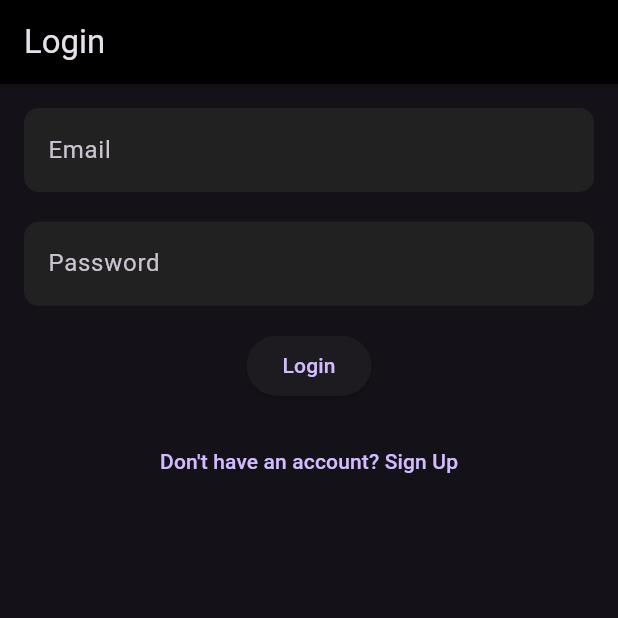
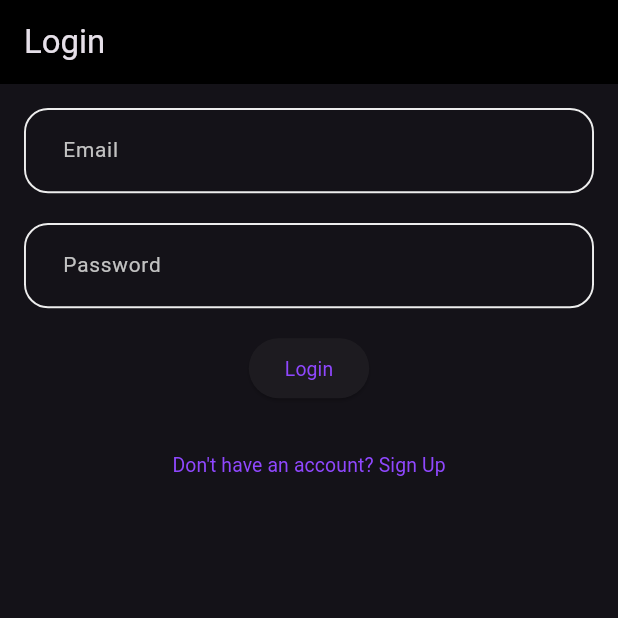
Before and after one commit to EngAbdallahSaberAbdallah/chat-app, a Flutter app: the screen it shows after launch, on a phone screen of 412 x 824 dp, the top half of it. Run offline on Flutter 3.47's test engine with Material 3 defaults, Android fonts, the phone set to English and light mode, and no system bars; our stand-ins replace bloc, cloud_firestore, dartz, firebase_auth, firebase_core, flutter_bloc and 5 more; accounts and stored records are empty.

Commit message:
- update app_router.dart - update colors list

```diff
--- /dev/null
+++ b/lib/core/constants/string_manager.dart
@@ -0,0 +1,17 @@
+class StringsManager {
+  static const String email = 'Email';
+  static const String validEmail = 'Enter a valid email';
+  static const String enterTheEmailAddress = 'Please, enter your email address';
+  static const String password = 'Password';
+  static const String passwordValidation =
+      'Password must be minimum 6 characters';
+  static const String enterYourPassword = 'Please, enter your password';
+  static const String passwordMismatch = 'Password is mismatched';
+  static const String fieldCannotBeEmpty = "The field cannot be empty";
+
+  static const String doNotHaveAccount = "Don't have an account? Sign Up";
+  static const String alreadyHaveAnAccount = "Already have an account? Login";
+
+  static const String login = "Login";
+  static const String signUp = "Sign Up";
+}
--- a/lib/core/routing/app_router.dart
+++ b/lib/core/routing/app_router.dart
@@ -1,10 +1,7 @@
 import 'package:chat_app/core/routing/routes.dart';
-import 'package:chat_app/features/auth/ui/screens/login_screen.dart';
-import 'package:chat_app/features/auth/ui/screens/sign_up_screen.dart';
+import 'package:chat_app/features/auth/ui/screens/auth_screen.dart';
 import 'package:chat_app/features/home/ui/screens/home_screen.dart';
 import 'package:flutter/material.dart';
-import 'package:flutter_bloc/flutter_bloc.dart';
-import '../di/dependency_injection.dart';
 
 class AppRouter {
   Route? generateRoute(RouteSettings settings) {
@@ -12,25 +9,18 @@ class AppRouter {
     final arguments = settings.arguments;
 
     switch (settings.name) {
+      case Routes.authScreen:
+        return MaterialPageRoute(
+          builder: (_) => AuthScreen(),
+        );
 
-      case Routes.loginScreen:
-        return MaterialPageRoute(
-          builder: (_) => LoginScreen(),
-                  );
-      case Routes.signUpScreen:
-        return MaterialPageRoute(
-          builder: (_) => SignUpScreen(),
-
-        );
       case Routes.homeScreen:
         return MaterialPageRoute(
-          builder: (_) =>  HomeScreen(),
-
+          builder: (_) => HomeScreen(),
         );
-        case Routes.chatScreen:
+      case Routes.chatScreen:
         return MaterialPageRoute(
-          builder: (_) =>HomeScreen(),
-
+          builder: (_) => HomeScreen(),
         );
       default:
         return null;
--- a/lib/core/routing/routes.dart
+++ b/lib/core/routing/routes.dart
@@ -1,7 +1,6 @@
 class Routes {
   static const String onBoardingScreen = '/onBoardingScreen';
-  static const String loginScreen = '/loginScreen';
-  static const String signUpScreen = '/signUpScreen';
+  static const String authScreen = '/authScreen';
   static const String homeScreen = '/homeScreen';
   static const String chatScreen = '/chatScreen';
 }
--- a/lib/core/theming/app_theme.dart
+++ b/lib/core/theming/app_theme.dart
@@ -1,10 +1,11 @@
+import 'package:chat_app/core/theming/colors.dart';
 import 'package:flutter/material.dart';
 
 class AppTheme {
   static ThemeData get darkTheme {
     return ThemeData(
       brightness: Brightness.dark,
-      primaryColor: Colors.blueGrey,
+      primaryColor: ColorsManager.darkBlue,
       appBarTheme: const AppBarTheme(color: Colors.black),
       inputDecorationTheme: InputDecorationTheme(
         filled: true,
--- a/lib/core/theming/colors.dart
+++ b/lib/core/theming/colors.dart
@@ -1,8 +1,8 @@
 import 'package:flutter/material.dart';
 
 class ColorsManager {
-  static const Color mainBlue = Color(0xFF247CFF);
-  static const Color lightBlue = Color(0xFFF4F8FF);
+  static const Color mainBlue = Color(0xFF8F47FE);
+  static const Color lightBlue = Color(0xFF3F88F7);
   static const Color darkBlue = Color(0xFF242424);
   static const Color gray = Color(0xFF757575);
   static const Color lightGray = Color(0xFFC2C2C2);
--- a/lib/core/theming/styles.dart
+++ b/lib/core/theming/styles.dart
@@ -31,7 +31,7 @@ class TextStyles {
   static TextStyle font13DarkBlueRegular = TextStyle(
     fontSize: 13.sp,
     fontWeight: FontWeightHelper.regular,
-    color: ColorsManager.darkBlue,
+    color: ColorsManager.lightBlue,
   );
 
   static TextStyle font24BlueBold = TextStyle(
--- a/lib/core/widgets/app_text_form_field.dart
+++ b/lib/core/widgets/app_text_form_field.dart
@@ -41,7 +41,7 @@ class AppTextFormField extends StatelessWidget {
         focusedBorder: focusedBorder ??
             OutlineInputBorder(
               borderSide: const BorderSide(
-                color: ColorsManager.mainBlue,
+                color: ColorsManager.lightBlue,
                 width: 1.3,
               ),
               borderRadius: BorderRadius.circular(16.0),
--- a/lib/features/auth/ui/screens/auth_screen.dart
+++ b/lib/features/auth/ui/screens/auth_screen.dart
@@ -1,7 +1,9 @@
-import 'package:chat_app/core/di/dependency_injection.dart';
-import 'package:chat_app/core/helpers/spacing.dart';
+import 'package:chat_app/core/constants/string_manager.dart';
+import 'package:chat_app/core/helpers/validation.dart';
+import 'package:chat_app/core/theming/colors.dart';
+import 'package:chat_app/core/theming/styles.dart';
+import 'package:chat_app/core/widgets/app_text_form_field.dart';
 import 'package:chat_app/features/auth/logic/auth_cubit.dart';
-import 'package:chat_app/features/chat/logic/chat_cubit.dart';
 import 'package:chat_app/features/home/ui/screens/home_screen.dart';
 import 'package:flutter/material.dart';
 import 'package:flutter_bloc/flutter_bloc.dart';
@@ -20,7 +22,8 @@ class _AuthScreenState extends State<AuthScreen> {
   @override
   Widget build(BuildContext context) {
     return Scaffold(
-      appBar: AppBar(title: Text(isLogin ? "Login" : "Sign Up")),
+      appBar: AppBar(
+          title: Text(isLogin ? StringsManager.login : StringsManager.signUp)),
       body: BlocConsumer<AuthCubit, AuthState>(
         listener: (context, state) {
           if (state is Authenticated) {
@@ -46,18 +49,24 @@ class _AuthScreenState extends State<AuthScreen> {
               padding: const EdgeInsets.all(16.0),
               child: Column(
                 children: [
-                  TextField(
+                  AppTextFormField(
+                    backgroundColor: Colors.transparent,
+                    hintText: StringsManager.email,
+                    validator: (value) => value!.isEmpty
+                        ? StringsManager.enterTheEmailAddress
+                        : ValidationHelper.validateEmail(value),
                     controller: _emailController,
-                    decoration: const InputDecoration(labelText: 'Email'),
                   ),
                   SizedBox(
                     height: 20.h,
                   ),
-                  TextField(
-                    controller: _passwordController,
-                    decoration: const InputDecoration(labelText: 'Password'),
-                    obscureText: true,
-                  ),
+                  AppTextFormField(
+                      // isObscureText: true,
+                      backgroundColor: Colors.transparent,
+                      hintText: StringsManager.password,
+                      validator: (value) => value!.isEmpty
+                          ? StringsManager.enterYourPassword
+                          : ValidationHelper.validatePassword(value)),
                   const SizedBox(height: 16),
                   ElevatedButton(
                     onPressed: () {
@@ -73,7 +82,10 @@ class _AuthScreenState extends State<AuthScreen> {
                             );
                       }
                     },
-                    child: Text(isLogin ? "Login" : "Sign Up"),
+                    child: Text(
+                      isLogin ? StringsManager.login : StringsManager.signUp,
+                      style: TextStyles.font13BlueRegular,
+                    ),
                   ),
                   const SizedBox(height: 16),
                   TextButton(
@@ -84,8 +96,9 @@ class _AuthScreenState extends State<AuthScreen> {
                     },
                     child: Text(
                       isLogin
-                          ? "Don't have an account? Sign Up"
-                          : "Already have an account? Login",
+                          ? StringsManager.doNotHaveAccount
+                          : StringsManager.alreadyHaveAnAccount,
+                      style: TextStyles.font13BlueRegular,
                     ),
                   ),
                 ],
```
